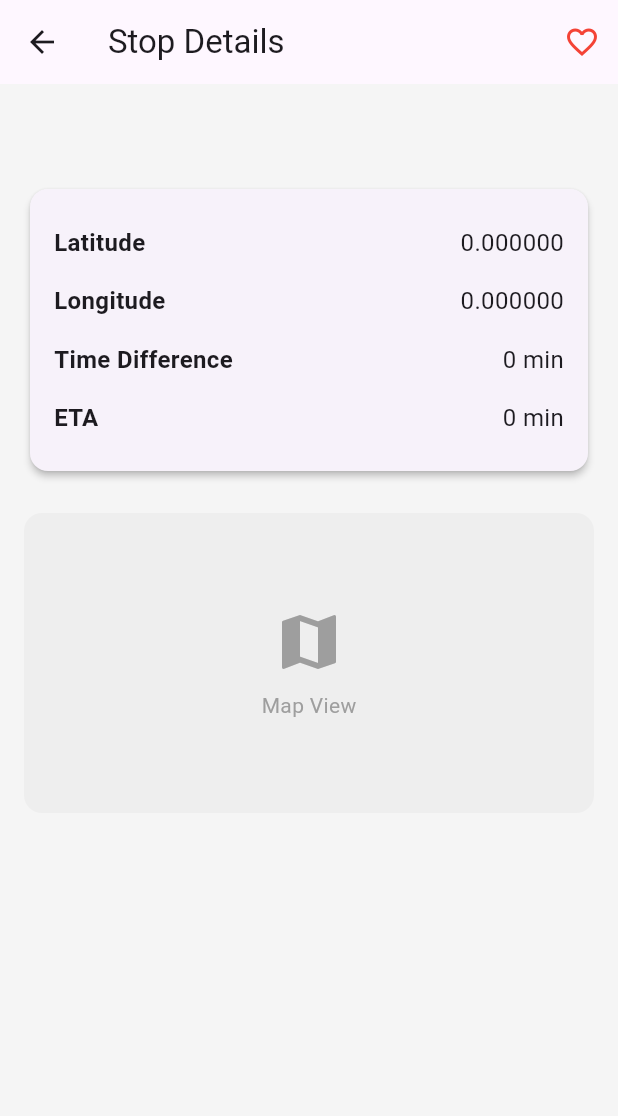
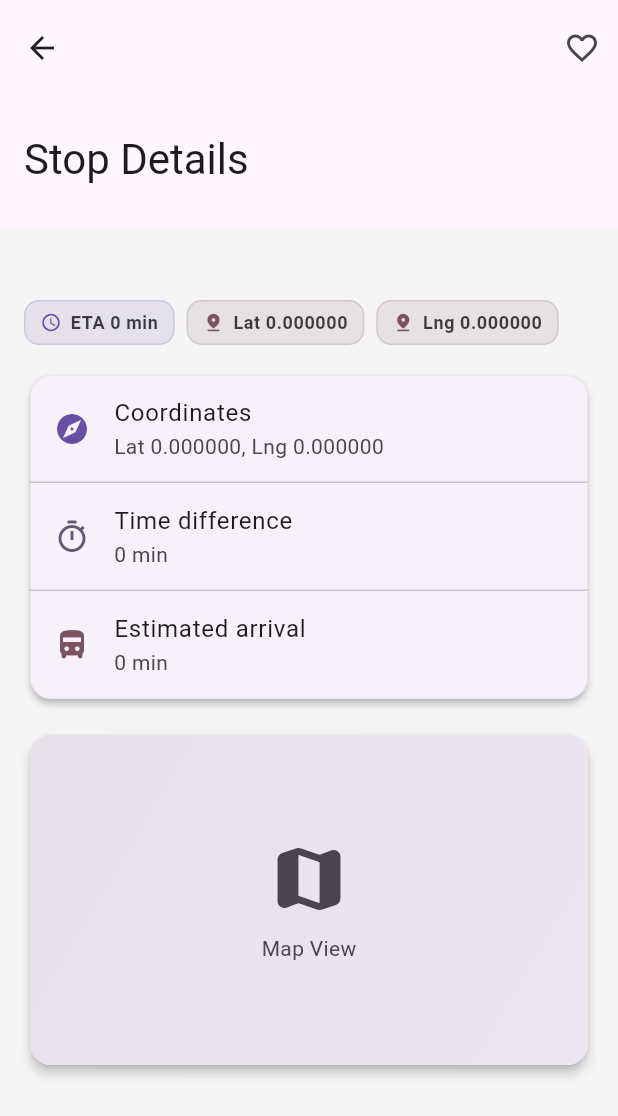
Before and after one commit to susmitkb/evideai_assesment-, a Flutter app: the StopDetailScreen screen opened directly with empty values, on a phone screen of 412 x 824 dp. Shown: the top 1116 px of the screen. Run offline on Flutter 3.47's test engine with Material 3 defaults, Android fonts, the phone set to English and light mode, and no system bars; our stand-ins replace get, shared_preferences; accounts and stored records are empty.

```diff
--- a/lib/UI/stopDetails_screen.dart
+++ b/lib/UI/stopDetails_screen.dart
@@ -12,93 +12,123 @@ class StopDetailScreen extends StatelessWidget {
 
   @override
   Widget build(BuildContext context) {
+    final theme = Theme.of(context);
+
     return Scaffold(
-      appBar: AppBar(
+      body: CustomScrollView(
+        slivers: [
+          SliverAppBar.large(
             title: Text('Stop Details'),
             actions: [
               Obx(() => IconButton(
+                tooltip: favoritesController.isFavorite(stop.stopname)
+                    ? 'Remove favorite'
+                    : 'Add to favorites',
                 icon: Icon(
                   favoritesController.isFavorite(stop.stopname)
                       ? Icons.favorite
                       : Icons.favorite_border,
-              color: Colors.red,
+                  color: favoritesController.isFavorite(stop.stopname)
+                      ? theme.colorScheme.error
+                      : theme.colorScheme.onSurfaceVariant,
                 ),
-            onPressed: () {
-              favoritesController.toggleFavorite(stop.stopname);
-            },
+                onPressed: () =>
+                    favoritesController.toggleFavorite(stop.stopname),
               )),
             ],
+            pinned: true,
           ),
-      body: SingleChildScrollView(
-        padding: EdgeInsets.all(16),
+
+          // Header: Stop name and quick chips
+          SliverToBoxAdapter(
+            child: Padding(
+              padding: const EdgeInsets.fromLTRB(16, 8, 16, 0),
               child: Column(
                 crossAxisAlignment: CrossAxisAlignment.start,
                 children: [
-            // Header with stop name
                   Text(
                     stop.stopname,
-              style: TextStyle(fontSize: 24, fontWeight: FontWeight.bold),
+                    style: theme.textTheme.headlineSmall?.copyWith(
+                      fontWeight: FontWeight.w700,
                     ),
-            SizedBox(height: 16),
-
-            // Info card
-            Card(
-              elevation: 2,
-              shape: RoundedRectangleBorder(
-                borderRadius: BorderRadius.circular(12),
                   ),
-              child: Padding(
-                padding: EdgeInsets.all(16),
-                child: Column(
+                  const SizedBox(height: 8),
+                  Wrap(
+                    spacing: 8,
+                    runSpacing: 8,
                     children: [
-                    _buildDetailRow('Latitude', stop.latitude.toStringAsFixed(6)),
-                    _buildDetailRow('Longitude', stop.longitude.toStringAsFixed(6)),
-                    _buildDetailRow('Time Difference', '${stop.timedifference} min'),
-                    _buildDetailRow('ETA', '${_calculateETA(stop)} min'),
+                      _MetaChip(
+                        icon: Icons.access_time,
+                        label: 'ETA ${_calculateETA(stop)} min',
+                        color: theme.colorScheme.primary,
+                      ),
+                      _MetaChip(
+                        icon: Icons.pin_drop_rounded,
+                        label: 'Lat ${stop.latitude.toStringAsFixed(6)}',
+                        color: theme.colorScheme.tertiary,
+                      ),
+                      _MetaChip(
+                        icon: Icons.pin_drop_rounded,
+                        label: 'Lng ${stop.longitude.toStringAsFixed(6)}',
+                        color: theme.colorScheme.tertiary,
+                      ),
+                    ],
+                  ),
                 ],
               ),
             ),
           ),
 
-            SizedBox(height: 24),
-
-            // Map placeholder
-            Container(
-              height: 200,
-              decoration: BoxDecoration(
-                color: Colors.grey[200],
-                borderRadius: BorderRadius.circular(12),
+          // Info card
+          SliverToBoxAdapter(
+            child: Padding(
+              padding: const EdgeInsets.fromLTRB(16, 16, 16, 0),
+              child: Card(
+                elevation: 2,
+                clipBehavior: Clip.antiAlias,
+                shape: RoundedRectangleBorder(
+                  borderRadius: BorderRadius.circular(14),
+                  side: BorderSide(
+                    color: theme.colorScheme.outlineVariant.withOpacity(0.25),
+                    width: 0.8,
                   ),
-              child: Center(
+                ),
                 child: Column(
-                  mainAxisAlignment: MainAxisAlignment.center,
                   children: [
-                    Icon(Icons.map, size: 48, color: Colors.grey),
-                    SizedBox(height: 8),
-                    Text('Map View', style: TextStyle(color: Colors.grey)),
+                    ListTile(
+                      leading: Icon(Icons.explore_rounded,
+                          color: theme.colorScheme.primary),
+                      title: const Text('Coordinates'),
+                      subtitle: Text(
+                        'Lat ${stop.latitude.toStringAsFixed(6)}, Lng ${stop.longitude.toStringAsFixed(6)}',
+                      ),
+                    ),
+                    const Divider(height: 0),
+                    ListTile(
+                      leading: Icon(Icons.timer_outlined,
+                          color: theme.colorScheme.secondary),
+                      title: const Text('Time difference'),
+                      subtitle: Text('${stop.timedifference} min'),
+                    ),
+                    const Divider(height: 0),
+                    ListTile(
+                      leading: Icon(Icons.directions_bus_filled_rounded,
+                          color: theme.colorScheme.tertiary),
+                      title: const Text('Estimated arrival'),
+                      subtitle: Text('${_calculateETA(stop)} min'),
+                    ),
                   ],
                 ),
               ),
             ),
-          ],
           ),
+
+          // Map block
+          SliverToBoxAdapter(
+            child: Padding(
+              padding: const EdgeInsets.fromLTRB(16, 16, 16, 24),
+              child: _MapPlaceholder(),
             ),
-    );
-  }
-
-  Widget _buildDetailRow(String label, String value) {
-    return Padding(
-      padding: EdgeInsets.symmetric(vertical: 8),
-      child: Row(
-        mainAxisAlignment: MainAxisAlignment.spaceBetween,
-        children: [
-          Text(
-            label,
-            style: TextStyle(fontWeight: FontWeight.bold, fontSize: 16),
-          ),
-          Text(
-            value,
-            style: TextStyle(fontSize: 16),
           ),
         ],
       ),
@@ -110,3 +140,84 @@ class StopDetailScreen extends StatelessWidget {
     return (stop.timedifference * 2).toString();
   }
 }
+
+class _MetaChip extends StatelessWidget {
+  final IconData icon;
+  final String label;
+  final Color color;
+
+  const _MetaChip({
+    Key? key,
+    required this.icon,
+    required this.label,
+    required this.color,
+  }) : super(key: key);
+
+  @override
+  Widget build(BuildContext context) {
+    final theme = Theme.of(context);
+    return Container(
+      padding: const EdgeInsets.symmetric(horizontal: 10, vertical: 6),
+      decoration: BoxDecoration(
+        color: color.withOpacity(0.12),
+        borderRadius: BorderRadius.circular(10),
+        border: Border.all(color: color.withOpacity(0.18)),
+      ),
+      child: Row(
+        mainAxisSize: MainAxisSize.min,
+        children: [
+          Icon(icon, size: 14, color: color),
+          const SizedBox(width: 6),
+          Text(
+            label,
+            style: theme.textTheme.bodySmall?.copyWith(
+              color: theme.colorScheme.onSurface.withOpacity(0.85),
+              fontWeight: FontWeight.w600,
+            ),
+          ),
+        ],
+      ),
+    );
+  }
+}
+
+class _MapPlaceholder extends StatelessWidget {
+  @override
+  Widget build(BuildContext context) {
+    final theme = Theme.of(context);
+    return Card(
+      elevation: 3,
+      clipBehavior: Clip.antiAlias,
+      shape: RoundedRectangleBorder(borderRadius: BorderRadius.circular(14)),
+      child: Container(
+        height: 220,
+        decoration: BoxDecoration(
+          gradient: LinearGradient(
+            colors: [
+              theme.colorScheme.surfaceContainerHighest,
+              theme.colorScheme.surfaceContainerHigh,
+            ],
+            begin: Alignment.topLeft,
+            end: Alignment.bottomRight,
+          ),
+        ),
+        child: Center(
+          child: Column(
+            mainAxisSize: MainAxisSize.min,
+            children: [
+              Icon(Icons.map_rounded,
+                  size: 56, color: theme.colorScheme.onSurfaceVariant),
+              const SizedBox(height: 8),
+              Text(
+                'Map View',
+                style: theme.textTheme.bodyMedium?.copyWith(
+                  color: theme.colorScheme.onSurfaceVariant,
+                ),
+              ),
+            ],
+          ),
+        ),
+      ),
+    );
+  }
+}
--- a/lib/UI/stopList_screen.dart
+++ b/lib/UI/stopList_screen.dart
@@ -14,6 +14,7 @@ class StopListScreen extends StatelessWidget {
   Widget build(BuildContext context) {
     return Scaffold(
       appBar: AppBar(
+        backgroundColor: Colors.purple[600],
         title: Text('Bus Stops'),
         actions: [
           IconButton(
```
Also changed, not shown: lib/controllers/busStop_controllers.dart (+79 -51 lines). Lines whose indentation alone changed are shown as unchanged.
